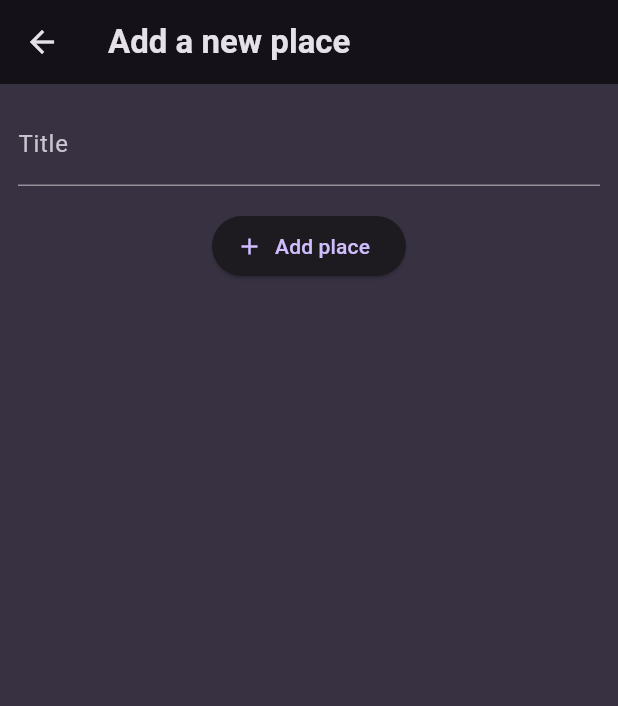
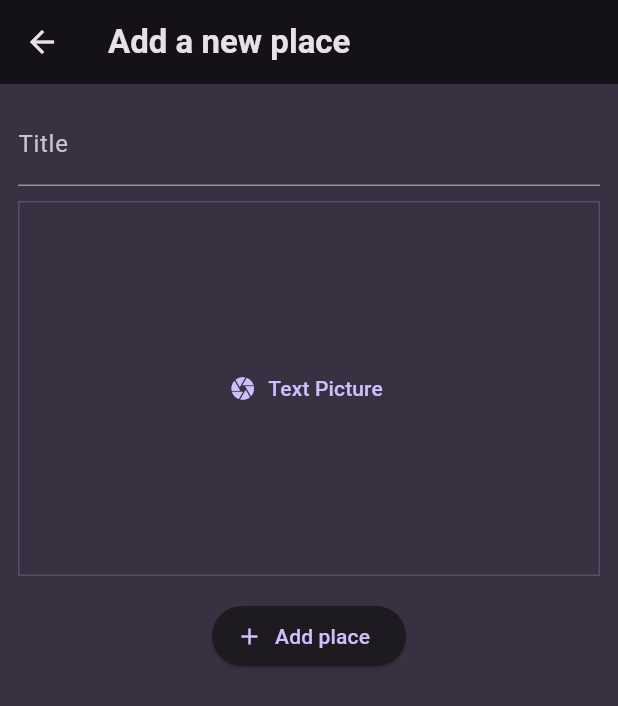
Before and after one commit to wemali05/places_app, a Flutter app: the AddPlacesScreen screen opened directly, on a phone screen of 412 x 824 dp. Shown: the top 706 px of the screen. Run offline on Flutter 3.47's test engine with Material 3 defaults, Android fonts, the phone set to English and light mode, and no system bars; our stand-ins replace flutter_riverpod, google_fonts.

Commit message:
pick image input

```diff
--- a/lib/screens/add_place.dart
+++ b/lib/screens/add_place.dart
@@ -1,7 +1,7 @@
 import 'package:favorite_places/providers/user_places.dart';
+import 'package:favorite_places/widgets/image_input.dart';
 import 'package:flutter/material.dart';
 import 'package:flutter_riverpod/flutter_riverpod.dart';
-
 
 class AddPlacesScreen extends ConsumerStatefulWidget {
   const AddPlacesScreen({super.key});
@@ -17,7 +17,7 @@ class _AddPlacesScreenState extends ConsumerState<AddPlacesScreen> {
 
   void _savePlace() {
     final enterdTitle = _titleController.text;
-    if(enterdTitle.isEmpty) {
+    if (enterdTitle.isEmpty) {
       return;
     }
 
@@ -48,9 +48,9 @@ class _AddPlacesScreenState extends ConsumerState<AddPlacesScreen> {
                 color: Theme.of(context).colorScheme.onBackground,
               ),
             ),
-            const SizedBox(
-              height: 16,
-            ),
+            const SizedBox(height: 10),
+            ImageInput(),
+            const SizedBox(height: 16),
             ElevatedButton.icon(
               onPressed: _savePlace,
               icon: const Icon(Icons.add),
--- /dev/null
+++ b/lib/widgets/image_input.dart
@@ -0,0 +1,34 @@
+import 'package:flutter/material.dart';
+
+class ImageInput extends StatefulWidget {
+  const ImageInput({super.key});
+
+  @override
+  State<StatefulWidget> createState() {
+    return ImageInputState();
+  }
+}
+
+class ImageInputState extends State<ImageInput> {
+  void _takePicture() {
+
+  }
+
+  @override
+  Widget build(BuildContext context) {
+    return Container(
+      decoration: BoxDecoration(
+        border: Border.all(
+          width: 1,
+          color: Theme.of(context).colorScheme.primary.withOpacity(0.2),
+        ),
+      ),
+      height: 250,
+      width: double.infinity,
+      child: TextButton.icon(
+          onPressed: _takePicture,
+          icon: Icon(Icons.camera),
+          label: Text('Text Picture')),
+    );
+  }
+}
```
